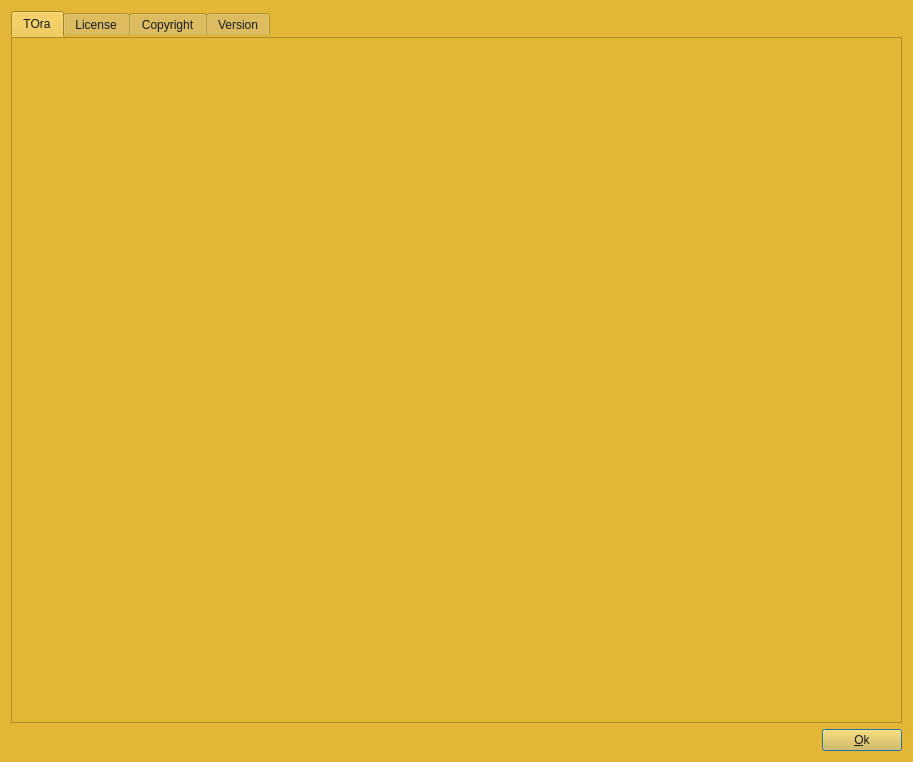
Old version of the form src/widgets/toaboutui.ui in the repository tora-tool/tora.
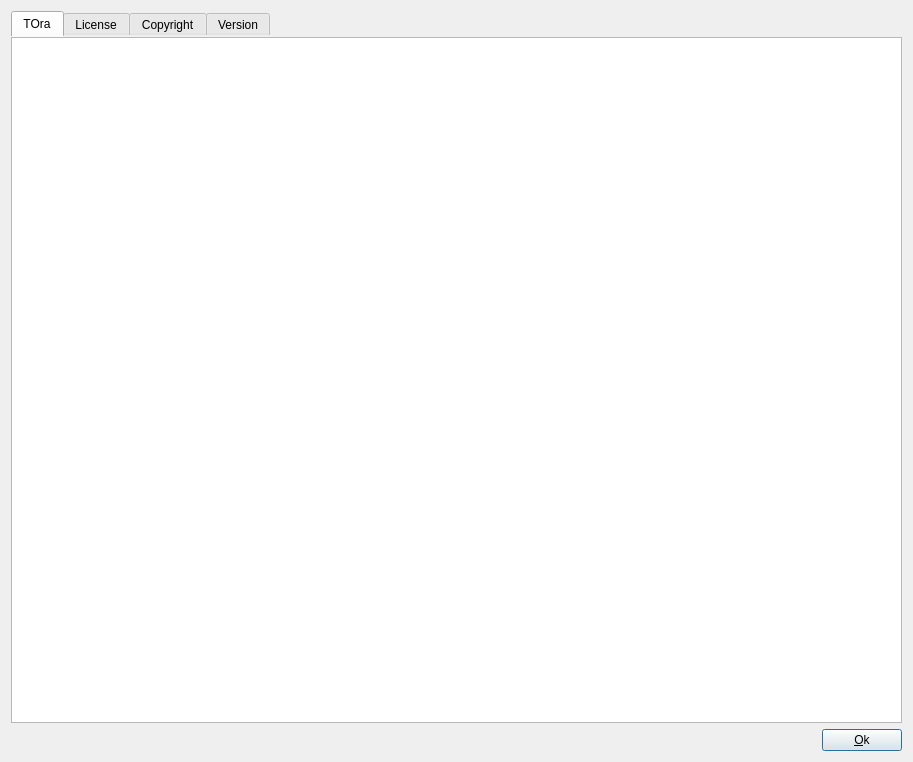
New version of the form.

Commit message: make about dialog readable

Diff of the .ui file:
```diff
--- a/src/widgets/toaboutui.ui
+++ b/src/widgets/toaboutui.ui
@@ -14,8 +14,7 @@
    <string>About ...</string>
   </property>
   <property name="styleSheet">
-   <string notr="true">background-color: #E2B735;
-color: rgb(25, 25, 25);</string>
+   <string notr="true"/>
   </property>
   <layout class="QGridLayout" name="gridLayout">
    <item row="1" column="1">
```
Left out of the diff: 44 changed lines with no effect on the pictures. The commit also changes 1 other file.
